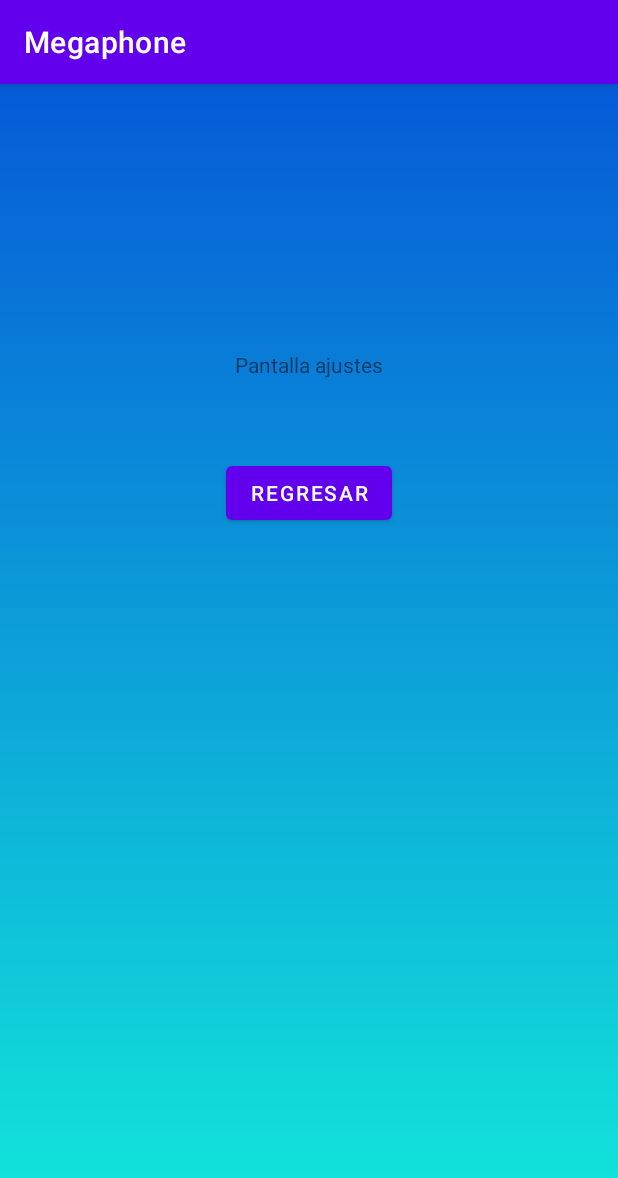
After one commit to AbAgundisR/Megaphone, an Android app: the AjustesActivity screen opened directly, with no data from a screen before it, on a phone screen of 412 x 824 dp. The commit adds this screen. Shown: the top 1178 px of the screen. Run offline under Robolectric (Android 15) with nearby library versions, the phone set to English and light mode, and no system bars.

Commit message:
[ADD] pantallas

```diff
--- /dev/null
+++ b/app/src/main/java/com/example/megaphone/AjustesActivity.kt
@@ -0,0 +1,18 @@
+package com.example.megaphone
+
+import androidx.appcompat.app.AppCompatActivity
+import android.os.Bundle
+import android.widget.Button
+
+class AjustesActivity : AppCompatActivity() {
+    override fun onCreate(savedInstanceState: Bundle?) {
+        super.onCreate(savedInstanceState)
+        setContentView(R.layout.activity_ajustes)
+
+        val btn = findViewById<Button>(R.id.btnRegresar)
+
+        btn.setOnClickListener {
+            finish()
+        }
+    }
+}
--- /dev/null
+++ b/app/src/main/res/layout/activity_ajustes.xml
@@ -0,0 +1,37 @@
+<?xml version="1.0" encoding="utf-8"?>
+<androidx.constraintlayout.widget.ConstraintLayout xmlns:android="http://schemas.android.com/apk/res/android"
+    xmlns:app="http://schemas.android.com/apk/res-auto"
+    xmlns:tools="http://schemas.android.com/tools"
+    android:layout_width="match_parent"
+    android:layout_height="match_parent"
+    android:background="@drawable/gradient"
+    tools:context=".AjustesActivity">
+
+    <Button
+        android:id="@+id/btnRegresar"
+        android:layout_width="wrap_content"
+        android:layout_height="wrap_content"
+        android:layout_marginStart="149dp"
+        android:layout_marginTop="24dp"
+        android:layout_marginEnd="150dp"
+        android:layout_marginBottom="467dp"
+        android:text="Regresar"
+        app:layout_constraintBottom_toBottomOf="parent"
+        app:layout_constraintEnd_toEndOf="parent"
+        app:layout_constraintStart_toStartOf="parent"
+        app:layout_constraintTop_toBottomOf="@+id/textView" />
+
+    <TextView
+        android:id="@+id/textView"
+        android:layout_width="wrap_content"
+        android:layout_height="wrap_content"
+        android:layout_marginStart="156dp"
+        android:layout_marginTop="173dp"
+        android:layout_marginEnd="156dp"
+        android:layout_marginBottom="24dp"
+        android:text="Pantalla ajustes"
+        app:layout_constraintBottom_toTopOf="@+id/btnRegresar"
+        app:layout_constraintEnd_toEndOf="parent"
+        app:layout_constraintStart_toStartOf="parent"
+        app:layout_constraintTop_toTopOf="parent" />
+</androidx.constraintlayout.widget.ConstraintLayout>
```
Also changed, not shown: app/src/main/AndroidManifest.xml (+15 -0 lines), app/src/main/java/com/example/megaphone/FacebookActivity.kt (added, +11 -0 lines), app/src/main/java/com/example/megaphone/InstagramActivity.kt (added, +11 -0 lines), app/src/main/java/com/example/megaphone/LoginRedActivity.kt (added, +11 -0 lines), app/src/main/java/com/example/megaphone/MainActivity.kt (+24 -2 lines), app/src/main/java/com/example/megaphone/TwitterActivity.kt (added, +11 -0 lines), app/src/main/res/layout/activity_facebook.xml (added, +9 -0 lines), app/src/main/res/layout/activity_instagram.xml (added, +9 -0 lines), app/src/main/res/layout/activity_login_red.xml (added, +7 -0 lines), app/src/main/res/layout/activity_main.xml (+55 -5 lines), app/src/main/res/layout/activity_twitter.xml (added, +9 -0 lines).
